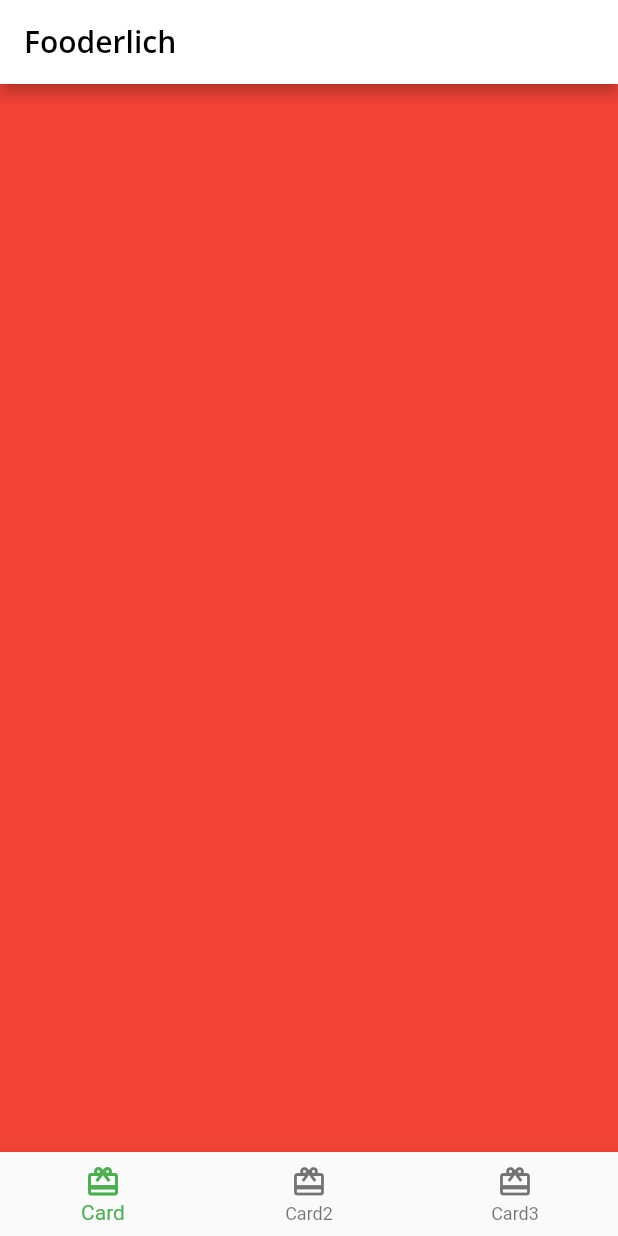
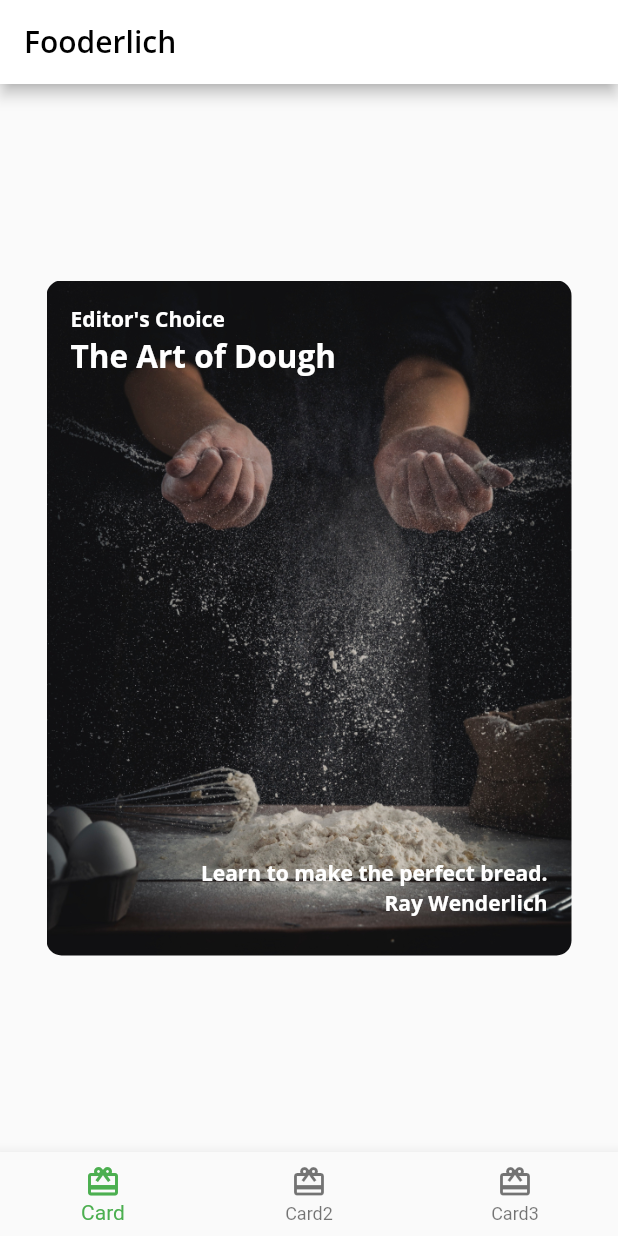
Before and after one commit to leulabay1/FlutterProjects, a Flutter app: the screen it shows after launch, on a phone screen of 412 x 824 dp. Run offline on Flutter 3.47's test engine with Material 2 defaults, Android fonts, the phone set to English and light mode, and no system bars; our stand-ins replace google_fonts.

Commit message:
finished the 2nd chapter project

```diff
--- a/fooderlich/lib/Home.dart
+++ b/fooderlich/lib/Home.dart
@@ -1,4 +1,7 @@
 import 'package:flutter/material.dart';
+import 'card2.dart';
+import 'card1.dart';
+import 'card3.dart';
 
 // 1
 class Home extends StatefulWidget {
@@ -13,11 +16,11 @@
 // 8
   static List<Widget> pages = <Widget>[
     // TODO: Replace with Card1
-    Container(color: Colors.red),
+    const Card1(),
     // TODO: Replace with Card2
-    Container(color: Colors.green),
+    const Card2(),
     // TODO: Replace with Card3
-    Container(color: Colors.blue)
+    const Card3(),
   ];
 // 9
   void _onItemTapped(int index) {
--- /dev/null
+++ b/fooderlich/lib/card1.dart
@@ -0,0 +1,76 @@
+import 'package:flutter/material.dart';
+import 'fooderlich_theme.dart';
+
+class Card1 extends StatelessWidget {
+  const Card1({super.key});
+  // 1
+  final String category = 'Editor\'s Choice';
+  final String title = 'The Art of Dough';
+  final String description = 'Learn to make the perfect bread.';
+  final String chef = 'Ray Wenderlich';
+  // 2
+  @override
+  Widget build(BuildContext context) {
+    // 3
+    return Center(
+      // TODO: Card1 Decorate Container
+      child: Container(
+        // 1
+        padding: const EdgeInsets.all(16),
+        // 2
+        constraints: const BoxConstraints.expand(
+          width: 350,
+          height: 450,
+        ),
+        // 3
+        decoration: const BoxDecoration(
+          // 4
+          image: DecorationImage(
+            // 5
+            image: AssetImage('assets/mag1.png'),
+            // 6
+            fit: BoxFit.cover,
+          ),
+          // 7
+          borderRadius: BorderRadius.all(Radius.circular(10.0)),
+        ),
+        // TODO: Add a stack of text
+        child: Stack(
+          children: [
+            // 8
+            Text(
+              category,
+              style: FooderlichTheme.darkTextTheme.bodyText1,
+            ),
+            // 9
+            Positioned(
+              top: 20,
+              child: Text(
+                title,
+                style: FooderlichTheme.darkTextTheme.headline2,
+              ),
+            ),
+            // 10
+            Positioned(
+              bottom: 30,
+              right: 0,
+              child: Text(
+                description,
+                style: FooderlichTheme.darkTextTheme.bodyText1,
+              ),
+            ),
+            // 11
+            Positioned(
+              bottom: 10,
+              right: 0,
+              child: Text(
+                chef,
+                style: FooderlichTheme.darkTextTheme.bodyText1,
+              ),
+            )
+          ],
+        ),
+      ),
+    );
+  }
+}
--- a/fooderlich/lib/main.dart
+++ b/fooderlich/lib/main.dart
@@ -22,7 +22,7 @@
       theme: theme,
       title: 'Fooderlich',
       // 4
-      home: Home(),
+      home: const Home(),
     );
   }
 }
--- a/fooderlich/pubspec.yaml
+++ b/fooderlich/pubspec.yaml
@@ -58,7 +58,8 @@
   # included with your application, so that you can use the icons in
   # the material Icons class.
   uses-material-design: true
-
+  assets:
+    - assets/
   # To add assets to your application, add an assets section, like this:
   # assets:
   #   - images/a_dot_burr.jpeg
```
Also changed, not shown: fooderlich/lib/author_card.dart (added, +66 -0 lines), fooderlich/lib/card2.dart (added, +68 -0 lines), fooderlich/lib/card3.dart (added, +116 -0 lines), fooderlich/lib/circle_image.dart (added, +26 -0 lines), fooderlich/assets/author_katz.jpeg (added), fooderlich/assets/mag1.png (added), fooderlich/assets/mag2.png (added), fooderlich/assets/mag3.png (added), fooderlich/assets/mag4.png (added), fooderlich/assets/mag5.png (added), 1 other file.
